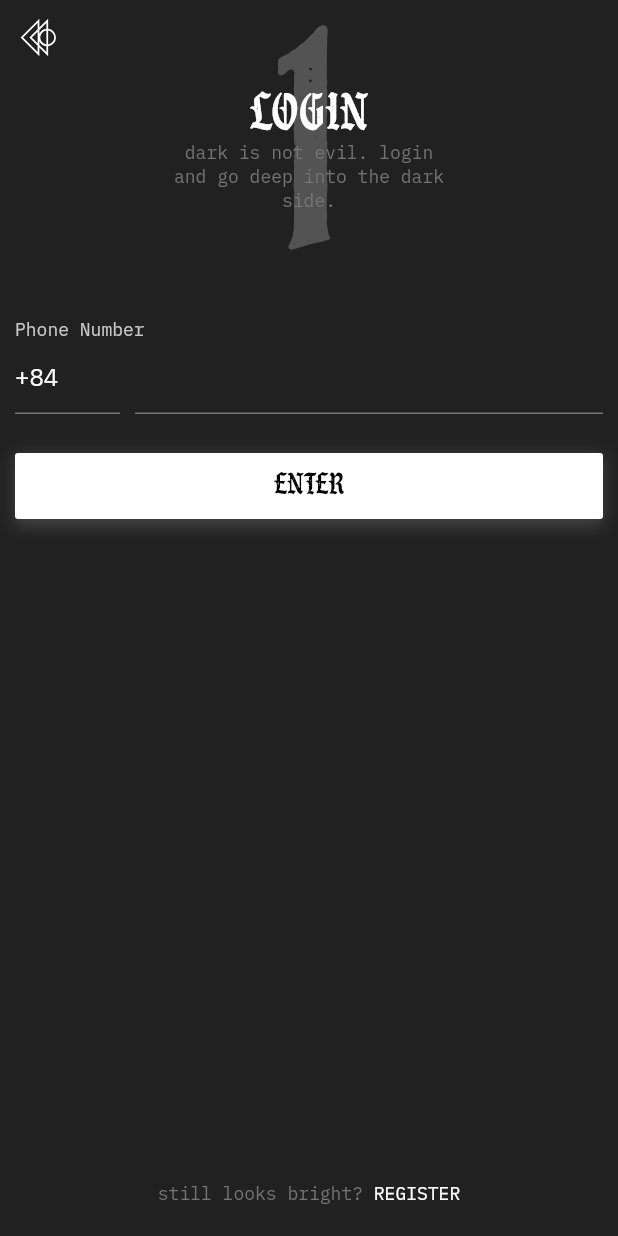
After one commit to duythien0912/Flutter-Social-UI, a Flutter app: the screen it shows after launch, on a phone screen of 412 x 824 dp. The commit adds this screen. Run offline on Flutter 3.47's test engine with Material 2 defaults, Android fonts, the phone set to English and light mode, and no system bars; our stand-ins replace flare_flutter, fluro, flutter_svg, mobx; generated files the repository leaves out were written again; statements that could not run were skipped.

Commit message:
[Thien] add login UI

```diff
--- /dev/null
+++ b/lib/pages/login.dart
@@ -0,0 +1,186 @@
+import 'package:flutter/material.dart';
+import 'package:flutter_svg/flutter_svg.dart';
+
+class LoginPage extends StatelessWidget {
+  const LoginPage({Key key}) : super(key: key);
+
+  @override
+  Widget build(BuildContext context) {
+    final String assetName = 'assets/back.svg';
+    final Widget svgIcon = SvgPicture.asset(
+      assetName,
+      color: Colors.white,
+      semanticsLabel: 'A white back arrow',
+      height: 30,
+    );
+
+    return Scaffold(
+      // appBar: AppBar(
+      //   title: Text('Login'),
+      // ),
+      body: Container(
+        color: Color.fromRGBO(33, 33, 33, 1),
+        child: SafeArea(
+          child: Padding(
+            padding: const EdgeInsets.all(10.0),
+            child: Column(
+              children: <Widget>[
+                Row(
+                  mainAxisAlignment: MainAxisAlignment.spaceBetween,
+                  crossAxisAlignment: CrossAxisAlignment.start,
+                  children: <Widget>[
+                    GestureDetector(
+                        onTap: () {
+                          Navigator.pushReplacementNamed(context, 'home');
+                        },
+                        child: svgIcon),
+                    Stack(
+                      alignment: AlignmentDirectional.topCenter,
+                      children: <Widget>[
+                        Text(
+                          "1",
+                          style: TextStyle(
+                            fontFamily: 'SS',
+                            fontSize: 200,
+                            color: Color.fromRGBO(117, 117, 117, 0.6),
+                          ),
+                        ),
+                        Padding(
+                          padding: const EdgeInsets.only(top: 50.0),
+                          child: Column(
+                            children: <Widget>[
+                              Text(
+                                "LOGIN",
+                                style: TextStyle(
+                                  fontFamily: 'SS',
+                                  fontSize: 34,
+                                ),
+                              ),
+                              Container(
+                                width: 180,
+                                child: Text(
+                                  "dark is not evil. login and go deep into the dark side.",
+                                  textAlign: TextAlign.center,
+                                  style: TextStyle(
+                                    fontSize: 12,
+                                    color: Color.fromRGBO(117, 117, 117, 1),
+                                  ),
+                                ),
+                              ),
+                            ],
+                          ),
+                        ),
+                      ],
+                    ),
+                    SizedBox(
+                      height: 30,
+                      width: 30,
+                      // color: Colors.transparent,
+                    ),
+                  ],
+                ),
+                Align(
+                  alignment: Alignment.bottomLeft,
+                  child: Text(
+                    'Phone Number',
+                    style: TextStyle(
+                        fontSize: 12, color: Color.fromRGBO(199, 199, 199, 1)),
+                  ),
+                ),
+                Row(
+                  children: <Widget>[
+                    Container(
+                      child: TextField(
+                        controller: TextEditingController(text: "+84"),
+                        style: new TextStyle(
+                          fontSize: 16.0,
+                        ),
+                      ),
+                      width: 70,
+                    ),
+                    Padding(
+                      padding: EdgeInsets.only(
+                        left: 10,
+                      ),
+                    ),
+                    Expanded(
+                      child: TextField(
+                        style: new TextStyle(
+                          fontSize: 16.0,
+                        ),
+                      ),
+                    ),
+                  ],
+                ),
+                Padding(
+                  padding: EdgeInsets.all(12),
+                ),
+                Container(
+                  width: double.infinity,
+                  decoration: BoxDecoration(
+                    boxShadow: [
+                      BoxShadow(
+                        color: Color.fromRGBO(255, 255, 255, 0.16),
+                        offset: Offset(0.0, 3),
+                        blurRadius: 8,
+                      ),
+                    ],
+                  ),
+                  child: FlatButton(
+                    padding: EdgeInsets.only(
+                      top: 12,
+                      bottom: 12,
+                    ),
+                    textColor: Colors.black,
+                    color: Color.fromRGBO(255, 255, 255, 1),
+                    onPressed: () {},
+                    child: Text('Enter'.toUpperCase(),
+                        style: TextStyle(
+                          fontFamily: 'SS',
+                          fontSize: 20,
+                        )),
+                  ),
+                ),
+                Expanded(
+                  child: Container(),
+                ),
+                Align(
+                  alignment: Alignment.bottomCenter,
+                  child: Row(
+                    mainAxisAlignment: MainAxisAlignment.center,
+                    children: <Widget>[
+                      Text(
+                        'still looks bright?',
+                        style: TextStyle(
+                          fontSize: 12,
+                          color: Color.fromRGBO(117, 117, 117, 1),
+                        ),
+                      ),
+                      Text(
+                        ' REGISTER',
+                        style: TextStyle(
+                          fontSize: 12,
+                        ),
+                      ),
+                    ],
+                  ),
+                ),
+                Padding(
+                  padding: EdgeInsets.only(
+                    bottom: 10,
+                  ),
+                )
+              ],
+            ),
+          ),
+        ),
+      ),
+      // floatingActionButton: FloatingActionButton(
+      //   child: Icon(Icons.exit_to_app),
+      //   onPressed: () {
+      //     Navigator.pushReplacementNamed(context, 'home');
+      //   },
+      // ),
+    );
+  }
+}
--- /dev/null
+++ b/lib/router.dart
@@ -0,0 +1,29 @@
+import 'package:flutter/material.dart';
+import 'package:fluro/fluro.dart';
+
+import 'pages/home.dart';
+import 'pages/login.dart';
+
+class FluroRouter {
+  static Router router = Router();
+  static Handler _loginHandler = Handler(
+    handlerFunc: (BuildContext context, Map<String, dynamic> params) =>
+        LoginPage(),
+  );
+
+  static Handler _homeHandler = Handler(
+    handlerFunc: (BuildContext context, Map<String, dynamic> params) =>
+        HomePage(),
+  );
+
+  static void setupRouter() {
+    router.define(
+      'login',
+      handler: _loginHandler,
+    );
+    router.define(
+      'home',
+      handler: _homeHandler,
+    );
+  }
+}
```
Also changed, not shown: lib/main.dart (+14 -151 lines), lib/pages/home.dart (added, +171 -0 lines), lib/store/main_store.dart (added, +31 -0 lines), pubspec.yaml (+15 -1 lines), assets/back.svg (added), demo/Screen Shot 2019-06-08 at 3.48.56 PM.png (added), fonts/IBMPlexMono-Regular.ttf (added), fonts/SS.otf (added), lib/store/main_store.g.dart (added), pubspec.lock, 1 other file.
